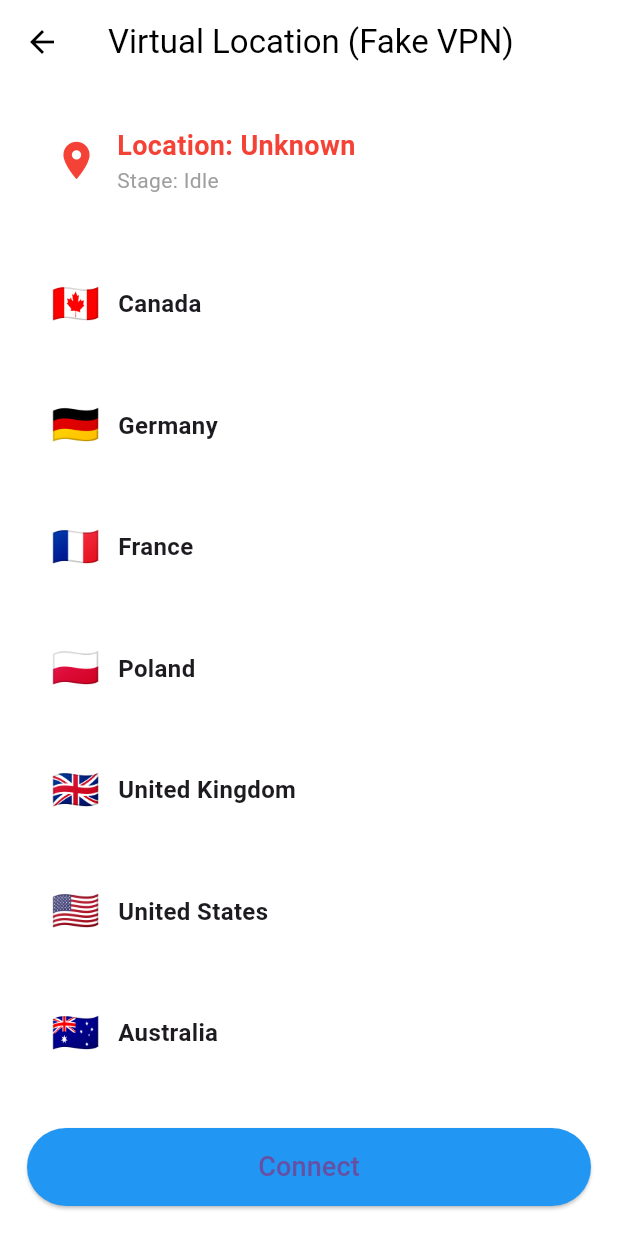
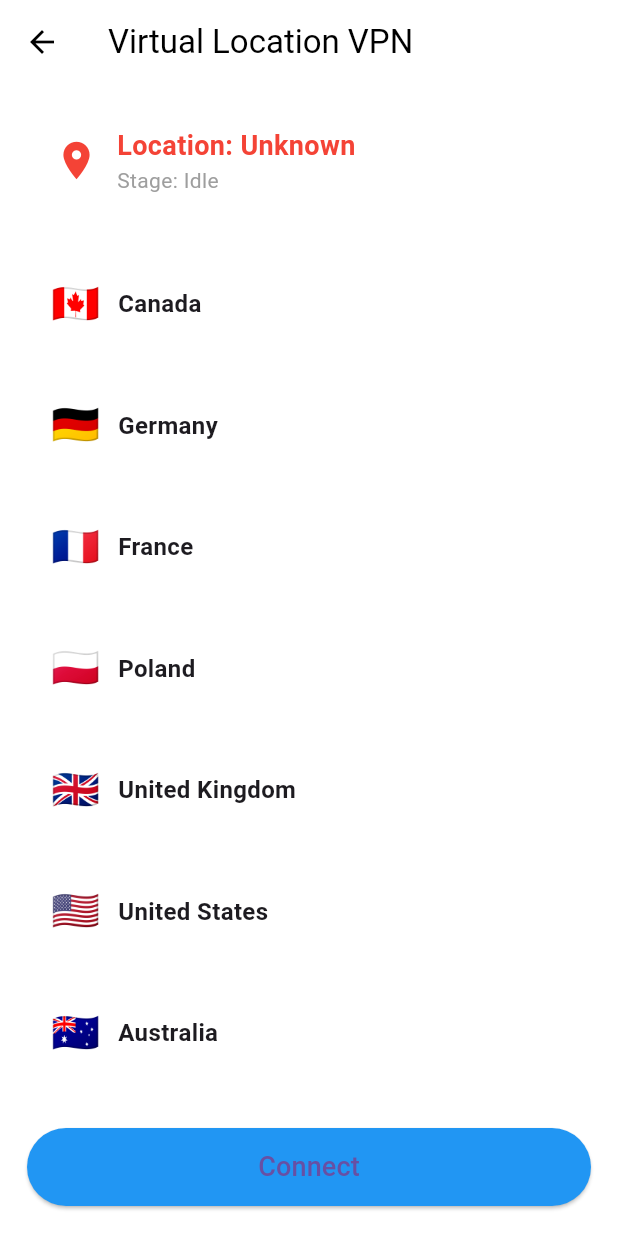
Before and after one commit to furqan137/whisp-app, a Flutter app: the VpnScreen screen opened directly, on a phone screen of 412 x 824 dp. Run offline on Flutter 3.47's test engine with Material 3 defaults, Android fonts, the phone set to English and light mode, and no system bars; our stand-ins replace cloud_firestore, file_picker, firebase_auth, firebase_core, firebase_messaging, flutter_local_notifications and 5 more; missing offline and left inert: encrypt, flutter_sound, saver_gallery; accounts and stored records are empty.

Commit message:
Updated code for VPN + UI changes 2

```diff
--- a/lib/Screens/vpn_screen.dart
+++ b/lib/Screens/vpn_screen.dart
@@ -152,7 +152,7 @@ class _VpnScreenState extends State<VpnScreen> {
 
     return Scaffold(
       appBar: AppBar(
-        title: const Text("Virtual Location (Fake VPN)"),
+        title: const Text("Virtual Location VPN"),
       ),
 
       body: Column(
```
